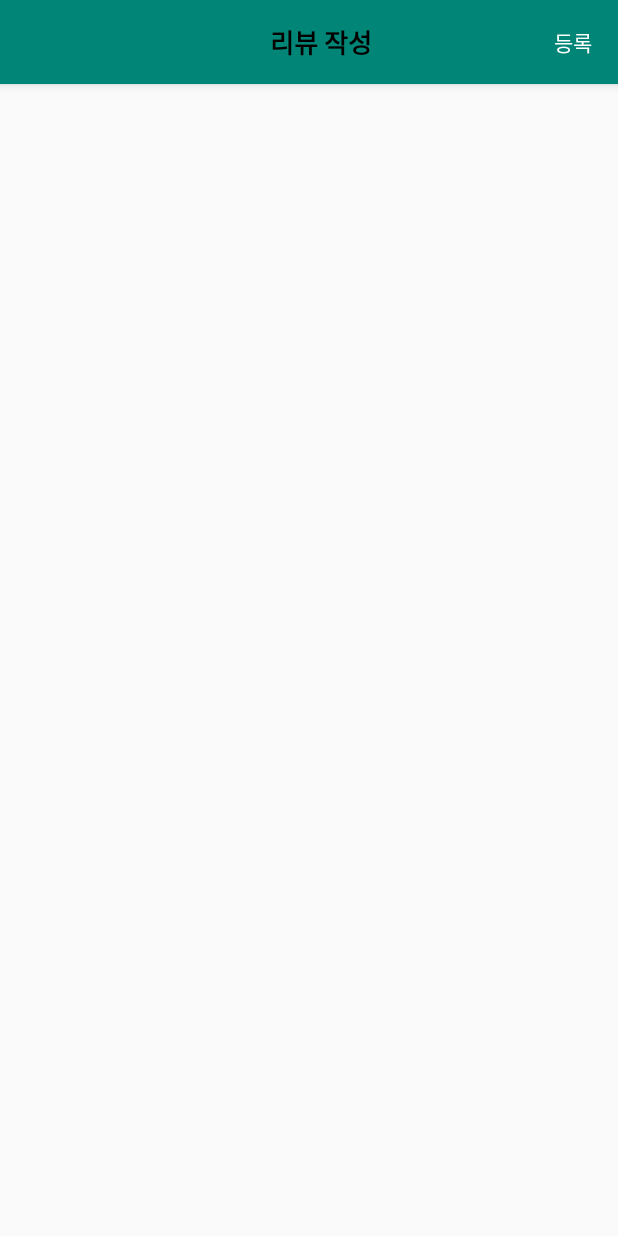
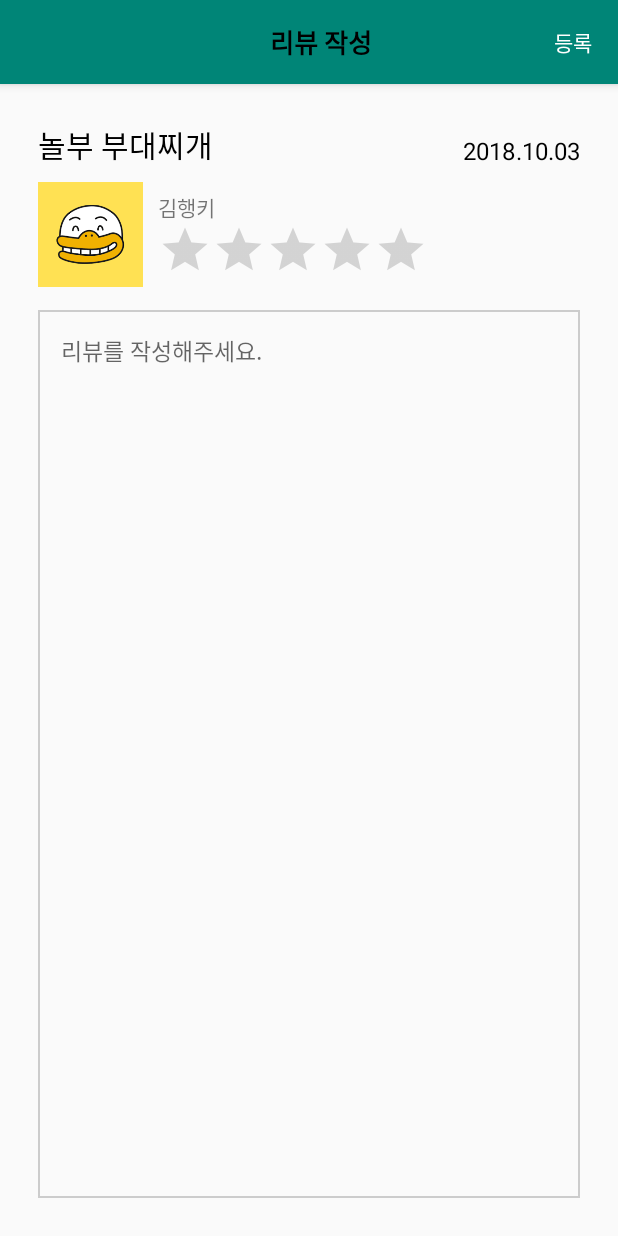
Before and after one commit to sampoo00/HANKI_github, an Android app: the WriteReviewActivity screen opened directly, with no data from a screen before it, on a phone screen of 412 x 824 dp. Run offline under Robolectric (Android 15) with nearby library versions, the phone set to English and light mode, and no system bars.

Commit message:
작성한 리뷰 삭제하는 다이얼로그 추가

```diff
--- a/app/src/main/java/com/hanki/hanki/ShopOrder/ShopReviewAdapter.java
+++ b/app/src/main/java/com/hanki/hanki/ShopOrder/ShopReviewAdapter.java
@@ -16,10 +16,14 @@ import com.hanki.hanki.R;
 
 import java.util.ArrayList;
 
+import libs.mjn.prettydialog.PrettyDialog;
+import libs.mjn.prettydialog.PrettyDialogCallback;
+
 public class ShopReviewAdapter extends RecyclerView.Adapter<RecyclerView.ViewHolder> {
 
     Context context;
     ArrayList<ShopReviewData> shopReviewList;
+    PrettyDialog deleteReviewDialog;
 
     public ShopReviewAdapter(Context context, ArrayList<ShopReviewData> reviewList) {
         this.context = context;
@@ -51,7 +55,21 @@ public class ShopReviewAdapter extends RecyclerView.Adapter<RecyclerView.ViewHol
         reviewViewHolder.review_deleteBtn.setOnClickListener(new View.OnClickListener() {
             @Override
             public void onClick(View v) {
-
+                deleteReviewDialog = new PrettyDialog(context);
+                deleteReviewDialog.setMessage(context.getResources().getString(R.string.deleteReviewMessage))
+                        .setIcon(R.drawable.pdlg_icon_info)
+                        .setIconTint(R.color.colorPrimary)
+                        .addButton("확인",
+                                R.color.pdlg_color_white,
+                                R.color.colorPrimary,
+                                new PrettyDialogCallback() {
+                                    @Override
+                                    public void onClick() {
+                                        deleteReviewDialog.dismiss();
+                                    }
+                                })
+                        .setCanceledOnTouchOutside(false);
+                deleteReviewDialog.show();
             }
         });
     }
--- a/app/src/main/res/layout/activity_write_review.xml
+++ b/app/src/main/res/layout/activity_write_review.xml
@@ -1,9 +1,10 @@
 <?xml version="1.0" encoding="utf-8"?>
-<RelativeLayout xmlns:android="http://schemas.android.com/apk/res/android"
+<LinearLayout xmlns:android="http://schemas.android.com/apk/res/android"
     xmlns:app="http://schemas.android.com/apk/res-auto"
     xmlns:tools="http://schemas.android.com/tools"
     android:layout_width="match_parent"
     android:layout_height="match_parent"
+    android:orientation="vertical"
     tools:context=".Review.WriteReviewActivity">
 
     <android.support.design.widget.AppBarLayout
@@ -47,4 +48,80 @@
 
     </android.support.design.widget.AppBarLayout>
 
-</RelativeLayout>
+    <RelativeLayout
+        android:layout_width="match_parent"
+        android:layout_height="match_parent"
+        android:layout_margin="25dp">
+
+        <TextView
+            android:id="@+id/writeReview_shopName"
+            android:layout_width="wrap_content"
+            android:layout_height="wrap_content"
+            android:text="놀부 부대찌개"
+            android:textColor="#000"
+            android:textSize="20sp" />
+
+        <TextView
+            android:id="@+id/writeReview_date"
+            android:layout_width="wrap_content"
+            android:layout_height="wrap_content"
+            android:layout_alignBottom="@+id/writeReview_shopName"
+            android:layout_alignParentRight="true"
+            android:text="2018.10.03"
+            android:textColor="#000"
+            android:textSize="16sp" />
+
+        <ImageView
+            android:id="@+id/writeReview_profile"
+            android:layout_width="70dp"
+            android:layout_height="70dp"
+            android:layout_alignLeft="@+id/writeReview_shopName"
+            android:layout_below="@+id/writeReview_shopName"
+            android:layout_marginRight="10dp"
+            android:layout_marginTop="10dp"
+            android:src="@drawable/profile" />
+
+        <LinearLayout
+            android:layout_width="wrap_content"
+            android:layout_height="wrap_content"
+            android:layout_alignBottom="@+id/writeReview_profile"
+            android:layout_alignTop="@+id/writeReview_profile"
+            android:layout_toRightOf="@+id/writeReview_profile"
+            android:gravity="center_vertical"
+            android:orientation="vertical">
+
+            <TextView
+                android:id="@+id/writeReview_nickname"
+                android:layout_width="wrap_content"
+                android:layout_height="wrap_content"
+                android:text="김행키" />
+
+            <RatingBar
+                android:id="@+id/writeReview_rating"
+                style="@style/Base.Widget.AppCompat.RatingBar.Indicator"
+                android:layout_width="wrap_content"
+                android:layout_height="wrap_content"
+                android:layout_alignParentRight="true"
+                android:isIndicator="false"
+                android:max="5"
+                android:numStars="5"
+                android:rating="0"
+                android:stepSize="0.5" />
+
+        </LinearLayout>
+
+        <EditText
+            android:layout_width="match_parent"
+            android:layout_height="wrap_content"
+            android:layout_alignParentBottom="true"
+            android:layout_below="@+id/writeReview_profile"
+            android:layout_marginTop="15dp"
+            android:background="@drawable/border_mypage_nickname"
+            android:gravity="top"
+            android:hint="리뷰를 작성해주세요."
+            android:padding="15dp"
+            android:textSize="15sp" />
+
+    </RelativeLayout>
+
+</LinearLayout>
--- a/app/src/main/res/values/strings.xml
+++ b/app/src/main/res/values/strings.xml
@@ -64,5 +64,6 @@
     <string name="showMoreReview">더보기</string>
     <string name="review_save">등록</string>
     <string name="review_writeReview">리뷰 작성</string>
+    <string name="deleteReviewMessage">작성하신 리뷰를 삭제하시겠습니까?</string>
 
 </resources>
```
